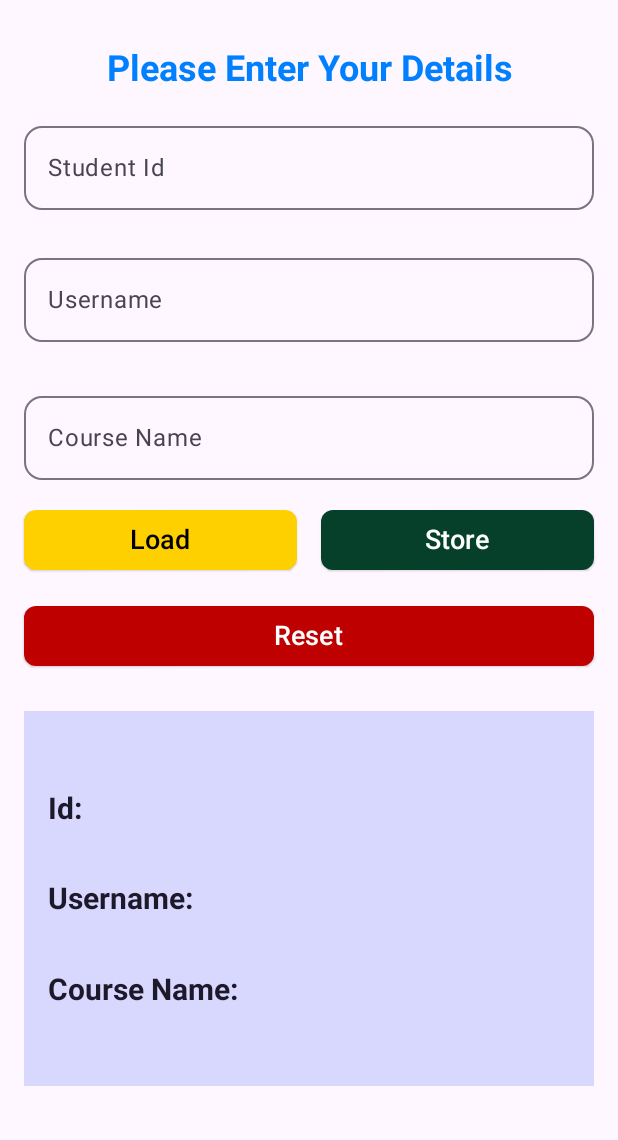
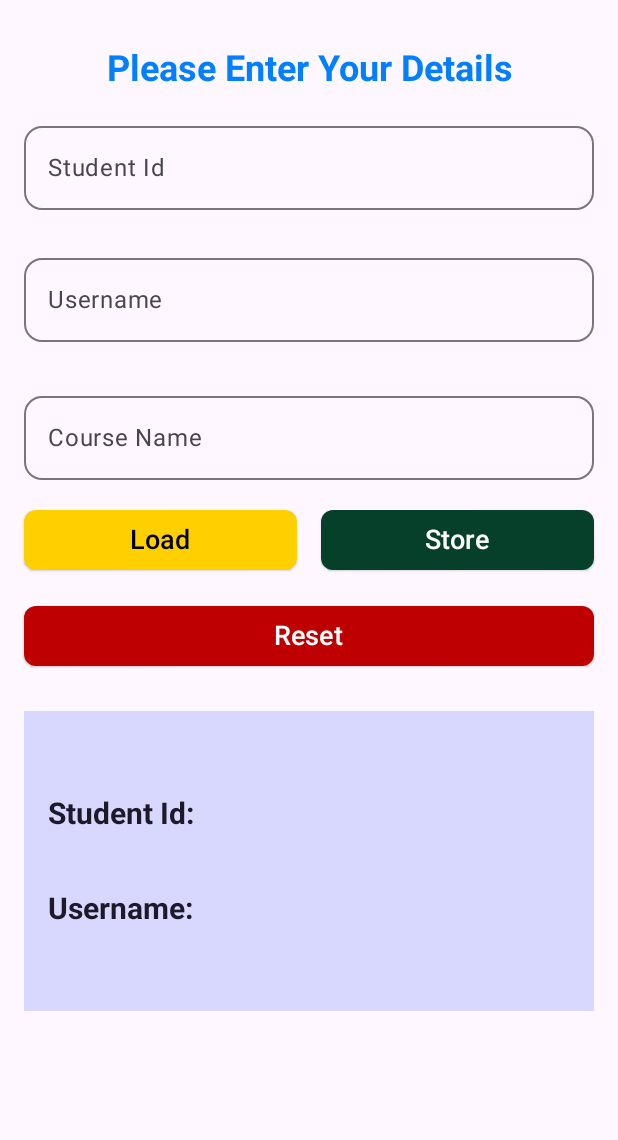
Before and after one commit to Harsimran0692/MAPD-721-Assignment1, an Android app built with Jetpack Compose: the screen it shows after launch (MainActivity), after a tap on "Load", on a phone screen of 412 x 824 dp, the part 96-1236 px from its top. Run offline under Robolectric (Android 15) with nearby library versions, the phone set to English and light mode, and no system bars.

```diff
--- a/app/src/main/java/com/example/mapd_721_assignment1/MainActivity.kt
+++ b/app/src/main/java/com/example/mapd_721_assignment1/MainActivity.kt
@@ -23,6 +23,10 @@ import androidx.compose.material3.Text
 import androidx.compose.material3.TopAppBar
 import androidx.compose.material3.TopAppBarDefaults
 import androidx.compose.runtime.Composable
+import androidx.compose.runtime.getValue
+import androidx.compose.runtime.mutableStateOf
+import androidx.compose.runtime.remember
+import androidx.compose.runtime.setValue
 import androidx.compose.ui.Alignment
 import androidx.compose.ui.Modifier
 import androidx.compose.ui.draw.clip
@@ -50,6 +54,20 @@ class MainActivity : ComponentActivity() {
 @Composable
 fun Test() {
     val focusManager = LocalFocusManager.current
+    var studentId by remember { mutableStateOf("") }
+    var studentName by remember { mutableStateOf("") }
+    var courseName by remember { mutableStateOf("") }
+
+    fun loadButtonClicked(){
+        println("Load Button Clicked")
+    }
+    fun storeButtonClicked(){
+        println("Store Button Clicked")
+    }
+    fun resetButtonClicked(){
+        println("Reset Button Clicked")
+    }
+
     Scaffold(
         topBar = {
             TopAppBar(
@@ -98,9 +116,32 @@ fun Test() {
                 )
 
                 // Input fields with better padding and rounded corners
+                TextFields(
+                    studentId,
+                    onStudentIdChange = {studentId = it},
+                    studentName,
+                    onStudentNameChange = {studentName = it},
+                    courseName,
+                    onStudentCourseNameChange = {courseName = it}
+                );
+
+                // Action buttons with improved styling
+                CustomButtons(loadButtonClicked = { loadButtonClicked() },
+                    storeButtonClicked = {storeButtonClicked()},
+                    resetButtonClicked = {resetButtonClicked()}
+                );
+
+                DisplayResult();
+            }
+        }
+    )
+}
+
+@Composable
+fun TextFields(studentId: String, onStudentIdChange: (String) -> Unit, studentName: String, onStudentNameChange: (String) -> Unit, courseName: String, onStudentCourseNameChange: (String) -> Unit){
     OutlinedTextField(
-                    value = "",
-                    onValueChange = {},
+        value = studentId,
+        onValueChange = onStudentIdChange,
         label = { Text("Student Id") },
         modifier = Modifier
             .fillMaxWidth()
@@ -111,8 +152,8 @@ fun Test() {
     Spacer(modifier = Modifier.height(12.dp))
 
     OutlinedTextField(
-                    value = "",
-                    onValueChange = {},
+        value = studentName,
+        onValueChange = onStudentNameChange,
         label = { Text("Username") },
         modifier = Modifier
             .fillMaxWidth()
@@ -123,22 +164,24 @@ fun Test() {
     Spacer(modifier = Modifier.height(12.dp))
 
     OutlinedTextField(
-                    value = "",
-                    onValueChange = {},
+        value = courseName,
+        onValueChange = onStudentCourseNameChange,
         label = { Text("Course Name") },
         modifier = Modifier
             .fillMaxWidth()
             .padding(bottom = 16.dp),
         shape = MaterialTheme.shapes.medium,
     )
+}
 
-                // Action buttons with improved styling
+@Composable
+fun CustomButtons(loadButtonClicked: () -> Unit, storeButtonClicked: () -> Unit, resetButtonClicked: () -> Unit){
     Row(
         modifier = Modifier.fillMaxWidth(),
         horizontalArrangement = Arrangement.spacedBy(16.dp) // Spacing between buttons
     ) {
         ElevatedButton(
-                        onClick = {},
+            onClick = loadButtonClicked,
             modifier = Modifier.weight(1f), // Make buttons fill available space evenly
             shape = MaterialTheme.shapes.small, // Rounded corners
             colors = ButtonDefaults.buttonColors( // Use buttonColors to change content color
@@ -149,7 +192,7 @@ fun Test() {
             Text("Load", fontSize = 18.sp)
         }
         ElevatedButton(
-                        onClick = {},
+            onClick = storeButtonClicked,
             modifier = Modifier.weight(1f),
             shape = MaterialTheme.shapes.small,
             colors = ButtonDefaults.buttonColors( // Use buttonColors to change content color
@@ -165,7 +208,7 @@ fun Test() {
     Spacer(modifier = Modifier.height(16.dp))
     // Reset button with styling
     ElevatedButton(
-                    onClick = {},
+        onClick = resetButtonClicked,
         modifier = Modifier.fillMaxWidth(),
         shape = MaterialTheme.shapes.small,
         colors = ButtonDefaults.buttonColors( // Use buttonColors to change content color
@@ -176,25 +219,28 @@ fun Test() {
         Text("Reset", fontSize = 18.sp, color = Color.White)
     }
     Spacer(modifier = Modifier.height(26.dp))
+}
 
+@Composable
+fun DisplayResult(){
     Box(
         modifier = Modifier.fillMaxWidth()
             .background(Color(216, 216, 255))
-                        .height(250.dp)
+            .height(200.dp)
             .clip(MaterialTheme.shapes.medium),
         contentAlignment = Alignment.CenterStart,
     ){
         Column(
             modifier = Modifier
                 .fillMaxWidth()
-                            .height(250.dp)
+                .height(200.dp)
                 .padding(16.dp), // Padding inside the column
             verticalArrangement = Arrangement.SpaceEvenly,
             horizontalAlignment = Alignment.Start
         ) {
             // Text items
             Text(
-                            text = "Id: ",
+                text = "Student Id: ",
                 fontSize = 20.sp,
                 fontWeight = FontWeight.Bold,
                 color = MaterialTheme.colorScheme.onSecondaryContainer,
@@ -205,15 +251,6 @@ fun Test() {
                 fontWeight = FontWeight.Bold,
                 color = MaterialTheme.colorScheme.onSecondaryContainer
             )
-                        Text(
-                            text = "Course Name: ",
-                            fontSize = 20.sp,
-                            fontWeight = FontWeight.Bold,
-                            color = MaterialTheme.colorScheme.onSecondaryContainer
-                        )
         }
     }
 }
-        }
-    )
-}
```
Lines whose indentation alone changed are shown as unchanged.
